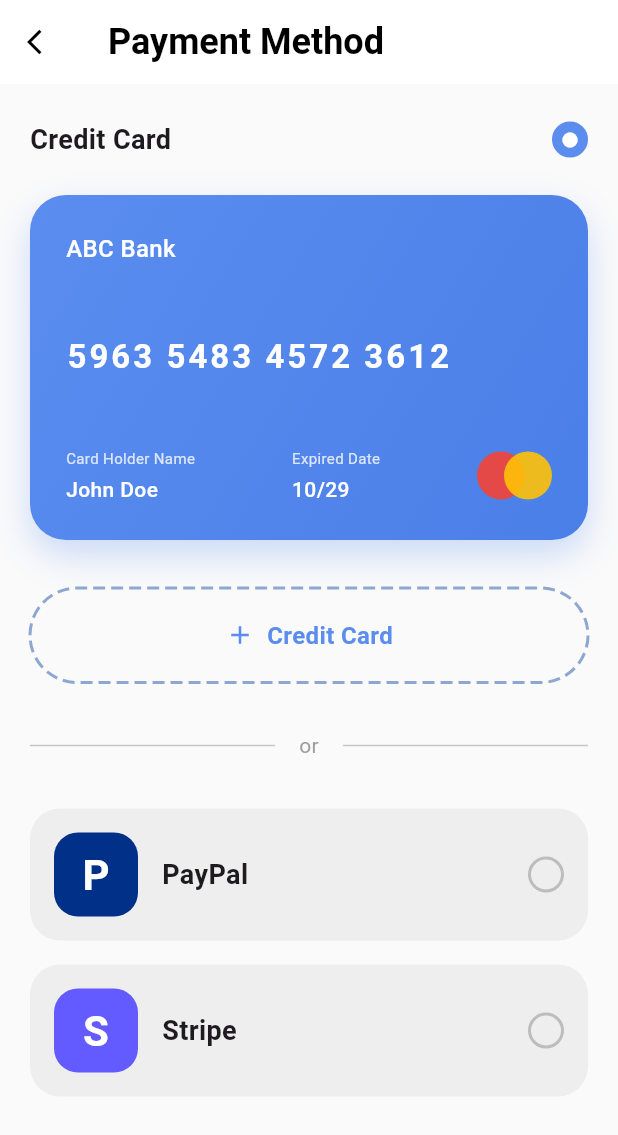
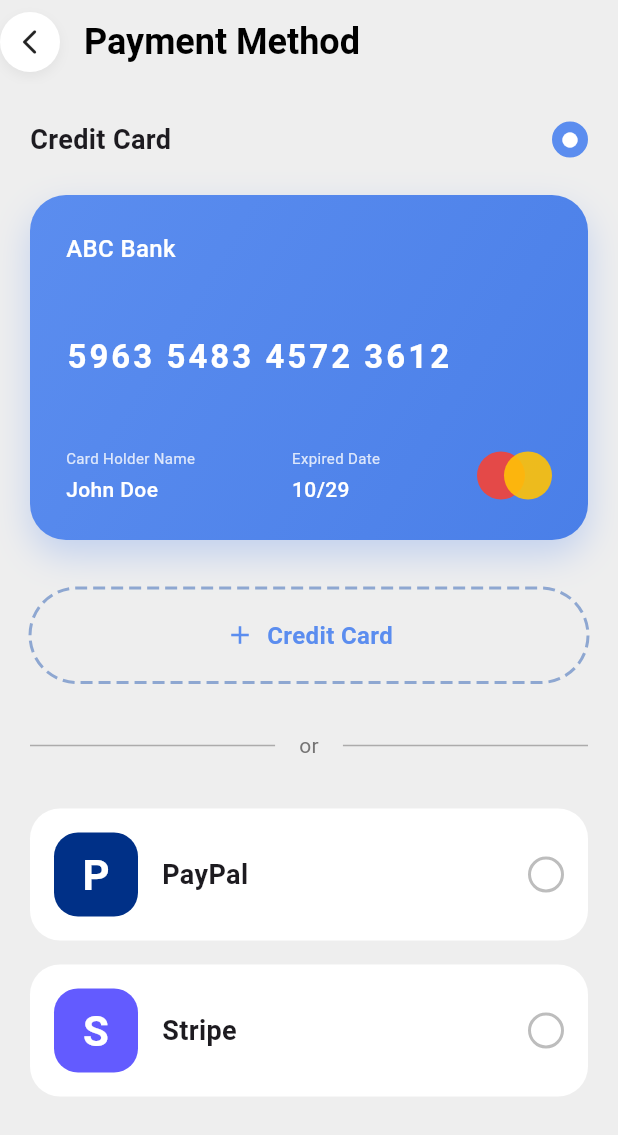
Before and after one commit to zhuravel-dev/smart_med, a Flutter app: the screen it shows after launch, item 4 of the bottom bar chosen, after a tap on "Payment", on a phone screen of 412 x 824 dp. Shown: the top 1135 px of the screen. Run offline on Flutter 3.47's test engine with Material 3 defaults, Android fonts, the phone set to English and light mode, and no system bars; drawn by our look-alikes of dotted_border; our stand-ins replace beamer, bloc, flutter_bloc, get_it.

Commit message:
create custom reusable appBar and components

```diff
--- /dev/null
+++ b/lib/infra/mocks/mock_user.dart
@@ -0,0 +1,15 @@
+import 'package:smart_med/domain/entities/user_model.dart';
+
+final mockUsers = [
+  User(
+    id: 1,
+    firstName: "John",
+    lastName: "Doe",
+    email: "alex.morgan@example.com",
+    phoneNumber: "+1234567890",
+  ),
+];
+
+final userAvatar = {
+  1: "assets/images/user/1.jpg",
+};
--- /dev/null
+++ b/lib/presentation/components/buttons/custom_back_button.dart
@@ -0,0 +1,32 @@
+import 'package:flutter/material.dart';
+
+Widget customBackButton({VoidCallback? onTap}) {
+  return SizedBox(
+    width: 44,
+    height: 44,
+    child: InkWell(
+      onTap: onTap,
+      borderRadius: BorderRadius.circular(30),
+      child: Container(
+        decoration: BoxDecoration(
+          shape: BoxShape.circle,
+          color: Colors.white,
+          boxShadow: [
+            BoxShadow(
+              color: Colors.black.withOpacity(0.05),
+              blurRadius: 6,
+              offset: const Offset(0, 3),
+            ),
+          ],
+        ),
+        child: const Center(
+          child: Icon(
+            Icons.arrow_back_ios_rounded,
+            size: 20,
+            color: Colors.black87,
+          ),
+        ),
+      ),
+    ),
+  );
+}
--- /dev/null
+++ b/lib/presentation/components/buttons/notifications_button.dart
@@ -0,0 +1,31 @@
+import 'package:flutter/animation.dart';
+import 'package:flutter/material.dart';
+
+Widget notificationButton({VoidCallback? onTap}) {
+  return InkWell(
+    onTap: onTap,
+    borderRadius: BorderRadius.circular(30),
+    child: Container(
+      width: 44,
+      height: 44,
+      decoration: BoxDecoration(
+        shape: BoxShape.circle,
+        color: Colors.white,
+        boxShadow: [
+          BoxShadow(
+            color: Colors.black.withOpacity(0.05),
+            blurRadius: 6,
+            offset: const Offset(0, 3),
+          ),
+        ],
+      ),
+      child: const Center(
+        child: Icon(
+          Icons.notifications_none,
+          color: Colors.black87,
+          size: 24,
+        ),
+      ),
+    ),
+  );
+}
--- a/lib/presentation/components/custom_app_bar.dart
+++ b/lib/presentation/components/custom_app_bar.dart
@@ -1,37 +1,56 @@
 import 'package:flutter/material.dart';
+import 'buttons/custom_back_button.dart';
 
-Widget CustomAppBar() {
-  return Row(
+class CustomAppBar extends StatelessWidget implements PreferredSizeWidget {
+  final String? title;
+  final bool showBackButton;
+  final Widget? leading;
+  final List<Widget>? actions;
+  final Color backgroundColor;
+
+  const CustomAppBar({
+    super.key,
+    this.title,
+    this.showBackButton = false,
+    this.leading,
+    this.actions,
+    this.backgroundColor = Colors.white,
+  });
+
+  @override
+  Size get preferredSize => const Size.fromHeight(kToolbarHeight);
+
+  @override
+  Widget build(BuildContext context) {
+    return SafeArea(
+      child: Container(
+        color: backgroundColor,
+        child: Row(
           children: [
-      Container(
-        padding: const EdgeInsets.all(2),
-        decoration: BoxDecoration(
-          shape: BoxShape.circle,
-          border: Border.all(color: Colors.blue, width: 2),
-        ),
-        child: const CircleAvatar(
-          radius: 24,
-          backgroundColor: Colors.transparent,
-          child: Icon(Icons.person, size: 28, color: Colors.blue),
+            if (leading != null)
+              leading!
+            else if (showBackButton)
+              customBackButton(onTap: () => Navigator.pop(context)),
+
+            if (title != null)
+              Padding(
+                padding: const EdgeInsets.only(left: 12),
+                child: Text(
+                  title!,
+                  style: const TextStyle(
+                    fontSize: 24,
+                    fontWeight: FontWeight.bold,
+                    color: Colors.black,
                   ),
                 ),
-      const SizedBox(width: 12),
-      Column(
-        crossAxisAlignment: CrossAxisAlignment.start,
-        children: const [
-          Text("Good Morning", style: TextStyle(color: Colors.grey)),
-          Text(
-            "User Name",
-            style: TextStyle(fontSize: 18, fontWeight: FontWeight.bold),
               ),
+
+            const Spacer(),
+
+            if (actions != null) ...actions!,
           ],
         ),
-      const Spacer(),
-      IconButton(onPressed: () {}, icon: const Icon(Icons.favorite_border)),
-      IconButton(
-        onPressed: () {},
-        icon: const Icon(Icons.notifications_none),
       ),
-    ],
     );
   }
+}
--- a/lib/presentation/components/custom_back_button.dart
+++ /dev/null
@@ -1,15 +0,0 @@
-import 'package:flutter/material.dart';
-
-Widget CustomBackButton(BuildContext context) {
-  return GestureDetector(
-    onTap: () => Navigator.pop(context),
-    child: Container(
-      padding: const EdgeInsets.all(8),
-      child: const Icon(
-        Icons.arrow_back,
-        color: Colors.white,
-        size: 24,
-      ),
-    ),
-  );
-}
--- a/lib/presentation/components/list_of_doctors.dart
+++ b/lib/presentation/components/list_of_doctors.dart
@@ -1,5 +1,5 @@
 import 'package:flutter/material.dart';
-import 'package:smart_med/infra/mock/mock_doctors.dart';
+import 'package:smart_med/infra/mocks/mock_doctors.dart';
 import 'package:smart_med/presentation/doctor_card/doctor_card_small.dart';
 import 'package:smart_med/presentation/views/create_appointment_screen.dart';
 
--- a/lib/presentation/views/create_appointment_screen.dart
+++ b/lib/presentation/views/create_appointment_screen.dart
@@ -1,6 +1,6 @@
 import 'package:flutter/material.dart';
 import 'package:smart_med/presentation/components/appointment_card/appointment_card_item.dart';
-import 'package:smart_med/presentation/components/custom_back_button.dart';
+import 'package:smart_med/presentation/components/buttons/custom_back_button.dart';
 import 'package:smart_med/presentation/components/send_message_item.dart';
 
 class CreateAppointmentScreen extends StatelessWidget {
@@ -30,7 +30,7 @@
               child: Row(
                 mainAxisAlignment: MainAxisAlignment.spaceBetween,
                 children: [
-                  CustomBackButton(context),
+                  customBackButton(onTap: () => Navigator.pop(context)),
                   SendMessageItem(),
                 ],
               ),
--- a/lib/presentation/views/home_screen.dart
+++ b/lib/presentation/views/home_screen.dart
@@ -1,5 +1,5 @@
 import 'package:flutter/material.dart';
-import 'package:smart_med/presentation/components/appointment_card/appointment_card_item.dart';
+import 'package:smart_med/infra/mocks/mock_user.dart';
 import 'package:smart_med/presentation/components/custom_app_bar.dart';
 import 'package:smart_med/presentation/components/doctor_speciality_header.dart';
 import 'package:smart_med/presentation/components/medical_check_card.dart';
@@ -7,6 +7,7 @@
 import 'package:smart_med/presentation/components/speciality_grid.dart';
 import 'package:smart_med/presentation/components/tags_row.dart';
 import 'package:smart_med/presentation/components/top_doctors_header.dart';
+import 'package:smart_med/presentation/components/buttons/notifications_button.dart';
 
 class HomeScreen extends StatefulWidget {
   const HomeScreen({super.key});
@@ -18,17 +19,47 @@
 class _HomeScreenState extends State<HomeScreen> {
   @override
   Widget build(BuildContext context) {
-    return SafeArea(
-      child: SingleChildScrollView(
-        padding: const EdgeInsets.all(16),
-        child: Column(
-          crossAxisAlignment: CrossAxisAlignment.start,
+    return Scaffold(
+      backgroundColor: Colors.grey[200],
+      body: SafeArea(
+        bottom: true,
+        child: ListView(
+          padding: const EdgeInsets.symmetric(horizontal: 16, vertical: 0),
           children: [
-            CustomAppBar(),
+            CustomAppBar(
+              leading: Row(
+                children: [
+                  Container(
+                    padding: const EdgeInsets.all(2),
+                    decoration: BoxDecoration(shape: BoxShape.circle),
+                    child: CircleAvatar(
+                      radius: 24,
+                      backgroundColor: Colors.transparent,
+                      backgroundImage: AssetImage(userAvatar[mockUsers[0].id]!),
+                    ),
+                  ),
+                  const SizedBox(width: 12),
+                  Column(
+                    crossAxisAlignment: CrossAxisAlignment.start,
+                    mainAxisAlignment: MainAxisAlignment.center,
+                    children: [
+                      const Text("Good Morning!", style: TextStyle(color: Colors.grey)),
+                      Text(
+                        "${mockUsers[0].firstName} ${mockUsers[0].lastName}",
+                        style: const TextStyle(fontSize: 18, fontWeight: FontWeight.bold),
+                      ),
+                    ],
+                  ),
+                ],
+              ),
+              actions: [notificationButton(onTap: () => print("Notifications tapped"))],
+              backgroundColor: Colors.grey[200]!,
+            ),
+
             const SizedBox(height: 20),
             SearchField(),
             const SizedBox(height: 20),
-            MedicalCheckCard(),
+            const MedicalCheckCard(),
             const SizedBox(height: 24),
             DoctorSpecialityHeader(),
             const SizedBox(height: 16),
--- a/lib/presentation/views/payment/credit_card_divider.dart
+++ b/lib/presentation/views/payment/credit_card_divider.dart
@@ -11,8 +11,8 @@
   const CreditCardDivider({
     super.key,
     this.text = PresentationStrings.or,
-    this.lineColor = const Color(0xFFC8C7C7),
-    this.textColor = const Color(0xFF9E9E9E),
+    this.lineColor = const Color(0xFFACABAB),
+    this.textColor = const Color(0xFF757474),
     this.fontSize = 14,
     this.horizontalPadding = 16,
   });
--- a/lib/presentation/views/payment/payment_option_tile.dart
+++ b/lib/presentation/views/payment/payment_option_tile.dart
@@ -23,7 +23,7 @@
       borderRadius: BorderRadius.circular(20),
       child: Container(
         padding: const EdgeInsets.all(16),
-        decoration: BoxDecoration(color: Colors.grey[200], borderRadius: BorderRadius.circular(20)),
+        decoration: BoxDecoration(color: Colors.white, borderRadius: BorderRadius.circular(20)),
         child: Row(
           children: [
             Container(
--- a/lib/presentation/views/payment/payment_screen.dart
+++ b/lib/presentation/views/payment/payment_screen.dart
@@ -1,4 +1,5 @@
 import 'package:flutter/material.dart';
+import 'package:smart_med/presentation/components/buttons/custom_back_button.dart';
 import 'package:smart_med/presentation/core/presentation_strings.dart';
 import 'package:smart_med/presentation/views/payment/add_credit_card_button.dart';
 import 'package:smart_med/presentation/views/payment/payment_card.dart';
@@ -18,14 +19,12 @@
   @override
   Widget build(BuildContext context) {
     return Scaffold(
-      backgroundColor: Colors.grey[50],
+      backgroundColor: Colors.grey[200],
       appBar: AppBar(
-        backgroundColor: Colors.white,
+        backgroundColor: Colors.grey[200],
         elevation: 0,
-        leading: IconButton(
-          icon: const Icon(Icons.arrow_back_ios, color: Colors.black, size: 20),
-          onPressed: () => Navigator.pop(context),
-        ),
+        leadingWidth: 40,
+        leading: customBackButton(onTap: () => Navigator.pop(context)),
         title: const Text(
           PresentationStrings.paymentMethod,
           style: TextStyle(color: Colors.black, fontSize: 24, fontWeight: FontWeight.bold),
```
Also changed, not shown: lib/presentation/views/history_screen.dart (+3 -8 lines), assets/images/user/1.jpg (added), lib/infra/mocks/mock_doctors.dart (renamed from lib/infra/mock/mock_doctors.dart), lib/infra/mocks/mock_visit_history.dart (renamed from lib/infra/mock/mock_visit_history.dart). Lines whose indentation alone changed are shown as unchanged.
